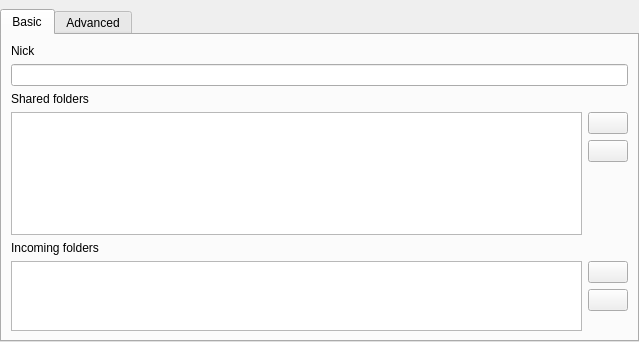
This is application/GUI/Settings/WidgetSettings.ui in Ummon/D-LAN as Qt 5 draws it before an edit. The edited form follows.
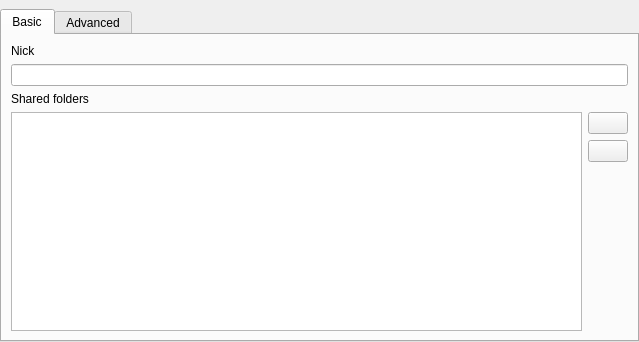
This is the edited form. Icons and pictures are not drawn.

Commit message: * Merge 'incoming folders' and 'shared folders', now the downloads will be put in the first shared folder (this behavior will change soon). * Do not recreate the complete path of the remote downloaded file or folder, instead put it straight to a root of a shared folder.

Diff of the .ui file:
```diff
--- a/application/GUI/Settings/WidgetSettings.ui
+++ b/application/GUI/Settings/WidgetSettings.ui
@@ -35,7 +35,7 @@
       <attribute name="title">
        <string>Basic</string>
       </attribute>
-      <layout class="QVBoxLayout" name="layBasic" stretch="0,0,0,2,0,1">
+      <layout class="QVBoxLayout" name="layBasic" stretch="0,0,0,2">
        <item>
         <widget class="QLabel" name="lblNick">
          <property name="text">
@@ -99,66 +99,6 @@
          </item>
         </layout>
        </item>
-       <item>
-        <widget class="QLabel" name="lblIncoming">
-         <property name="text">
-          <string>Incoming folders</string>
-         </property>
-        </widget>
-       </item>
-       <item>
-        <layout class="QHBoxLayout" name="layIncoming">
-         <item>
-          <widget class="QListView" name="lstIncoming">
-           <property name="sizePolicy">
-            <sizepolicy hsizetype="Expanding" vsizetype="Expanding">
-             <horstretch>0</horstretch>
-             <verstretch>0</verstretch>
-            </sizepolicy>
-           </property>
-          </widget>
-         </item>
-         <item>
-          <layout class="QVBoxLayout" name="layIncomingButtons">
-           <item>
-            <widget class="QPushButton" name="butAddIncoming">
-             <property name="text">
-              <string/>
-             </property>
-             <property name="icon">
-              <iconset resource="ressources.qrc">
-               <normaloff>:/icons/ressources/add.png</normaloff>:/icons/ressources/add.png</iconset>
-             </property>
-            </widget>
-           </item>
-           <item>
-            <widget class="QPushButton" name="butRemoveIncoming">
-             <property name="text">
-              <string/>
-             </property>
-             <property name="icon">
-              <iconset resource="ressources.qrc">
-               <normaloff>:/icons/ressources/delete.png</normaloff>:/icons/ressources/delete.png</iconset>
-             </property>
-            </widget>
-           </item>
-           <item>
-            <spacer name="spacerIncoming">
-             <property name="orientation">
-              <enum>Qt::Vertical</enum>
-             </property>
-             <property name="sizeHint" stdset="0">
-              <size>
-               <width>20</width>
-               <height>20</height>
-              </size>
-             </property>
-            </spacer>
-           </item>
-          </layout>
-         </item>
-        </layout>
-       </item>
       </layout>
      </widget>
      <widget class="QWidget" name="tabAdvancedSettings">
```
Left out of the diff: 10 changed lines with no effect on the pictures. The commit also changes 61 other files.
